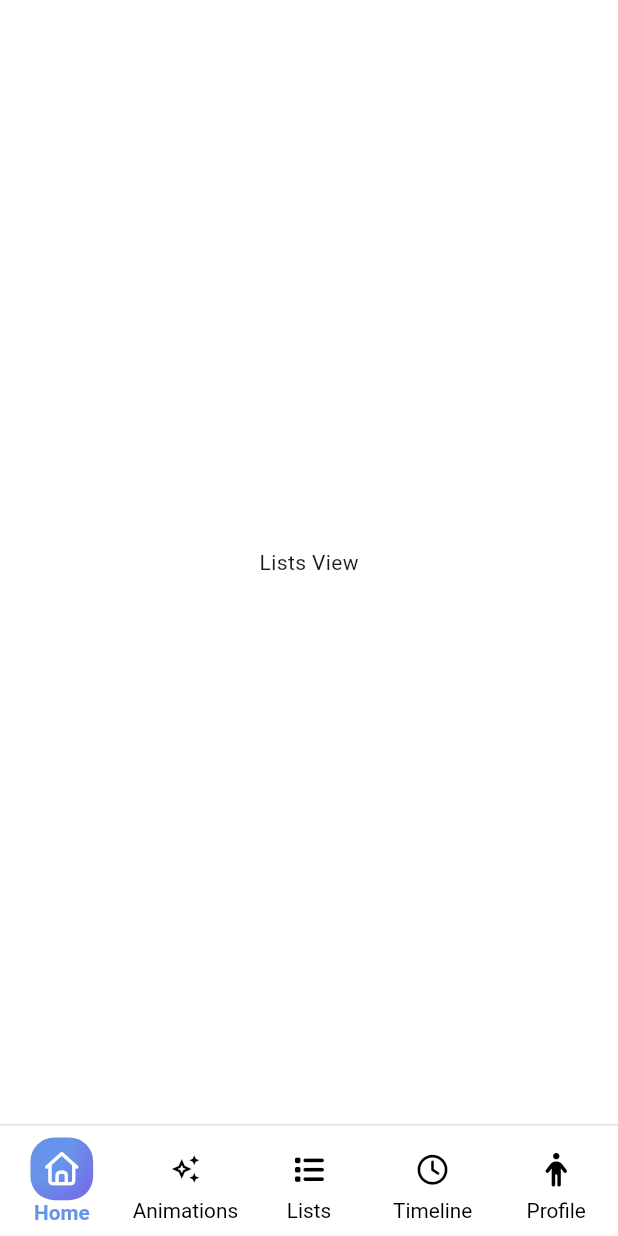
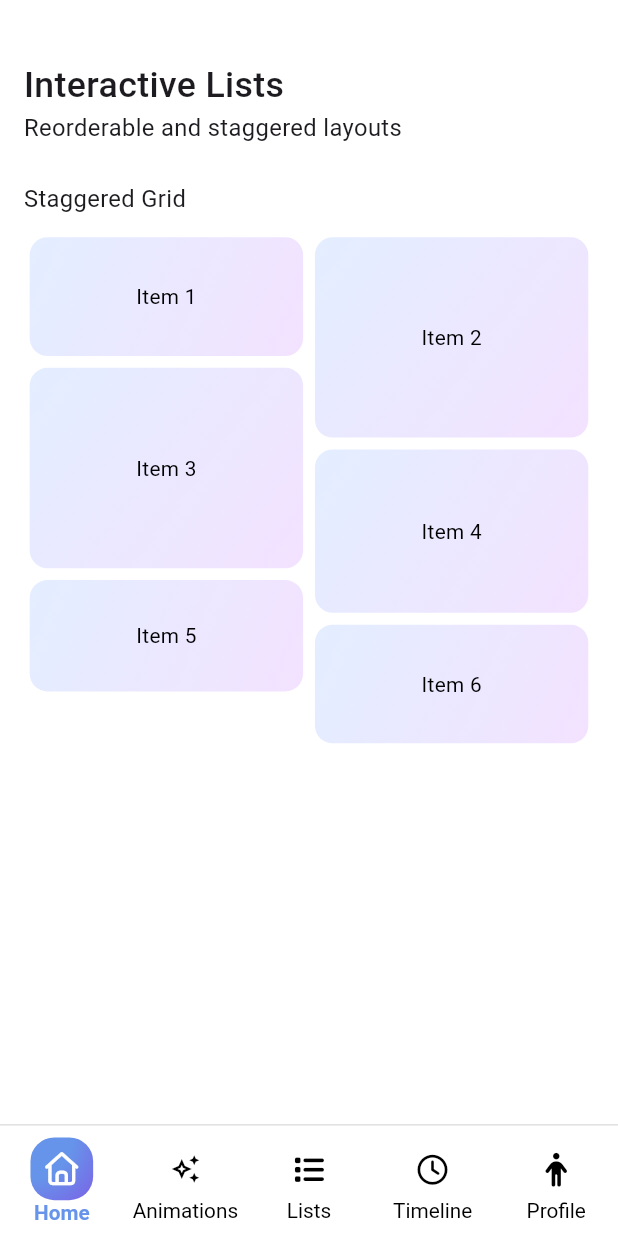
Before and after one commit to HazemAttia7/interactive_app, a Flutter app: the screen it shows after launch, swiped to page 3, on a phone screen of 412 x 824 dp. Run offline on Flutter 3.47's test engine with Material 3 defaults, Android fonts, the phone set to English and light mode, and no system bars; our stand-ins replace flutter_inset_box_shadow, flutter_screenutil, font_awesome_flutter, gap, like_button, popover.

Commit message:
feat(lists): staggered grid view

```diff
--- a/lib/features/animations/presentation/views/widgets/animations_header_text.dart
+++ b/lib/features/animations/presentation/views/widgets/animations_header_text.dart
@@ -1,8 +1,13 @@
 import 'package:flutter/material.dart';
 import 'package:flutter_screenutil/flutter_screenutil.dart';
 
-class AnimationsHeaderText extends StatelessWidget {
-  const AnimationsHeaderText({super.key});
+class AnimatedTopPaddingHeaderText extends StatelessWidget {
+  final String title, subtitle;
+  const AnimatedTopPaddingHeaderText({
+    super.key,
+    required this.title,
+    required this.subtitle,
+  });
 
   @override
   Widget build(BuildContext context) {
@@ -33,16 +38,13 @@ class AnimationsHeaderText extends StatelessWidget {
               crossAxisAlignment: CrossAxisAlignment.start,
               children: [
                 Text(
-                  "Animations",
+                  title,
                   style: TextStyle(
                     fontSize: 24.sp,
                     fontWeight: FontWeight.w500,
                   ),
                 ),
-                Text(
-                  "Smooth transitions and effects",
-                  style: TextStyle(fontSize: 16.sp),
-                ),
+                Text(subtitle, style: TextStyle(fontSize: 16.sp)),
               ],
             ),
           ),
--- a/lib/features/animations/presentation/views/widgets/animations_view_body.dart
+++ b/lib/features/animations/presentation/views/widgets/animations_view_body.dart
@@ -19,7 +19,10 @@ class AnimationsViewBody extends StatelessWidget {
         crossAxisAlignment: CrossAxisAlignment.start,
         children: [
           Gap(10.sp),
-          const AnimationsHeaderText(),
+          const AnimatedTopPaddingHeaderText(
+            title: "Animations",
+            subtitle: "Smooth transitions and effects",
+          ),
           Gap(25.sp),
           Builder(
             builder: (btnCtx) {
--- /dev/null
+++ b/lib/features/lists/presentation/views/lists_view.dart
@@ -0,0 +1,11 @@
+import 'package:flutter/material.dart';
+import 'package:interactive_app/features/lists/presentation/views/widgets/lists_view_body.dart';
+
+class ListsView extends StatelessWidget {
+  const ListsView({super.key});
+
+  @override
+  Widget build(BuildContext context) {
+    return const Scaffold(body: ListsViewBody(),);
+  }
+}
--- /dev/null
+++ b/lib/features/lists/presentation/views/widgets/lists_view_body.dart
@@ -0,0 +1,26 @@
+import 'package:flutter/material.dart';
+import 'package:flutter_screenutil/flutter_screenutil.dart';
+import 'package:gap/gap.dart';
+import 'package:interactive_app/features/animations/presentation/views/widgets/animations_header_text.dart';
+import 'package:interactive_app/features/lists/presentation/views/widgets/staggered_grid_view_section.dart';
+
+class ListsViewBody extends StatelessWidget {
+  const ListsViewBody({super.key});
+
+  @override
+  Widget build(BuildContext context) {
+    return SingleChildScrollView(
+      child: Column(
+        children: [
+          Gap(10.sp),
+          const AnimatedTopPaddingHeaderText(
+            title: "Interactive Lists",
+            subtitle: "Reorderable and staggered layouts",
+          ),
+          Gap(25.sp),
+          const StaggeredGridViewSection(),
+        ],
+      ),
+    );
+  }
+}
--- /dev/null
+++ b/lib/features/lists/presentation/views/widgets/staggered_grid_view.dart
@@ -0,0 +1,60 @@
+import 'package:flutter/material.dart';
+import 'package:flutter_screenutil/flutter_screenutil.dart';
+import 'package:flutter_staggered_grid_view/flutter_staggered_grid_view.dart';
+
+class StaggeredGridView extends StatelessWidget {
+  const StaggeredGridView({super.key});
+
+  @override
+  Widget build(BuildContext context) {
+    final List<double> heights = [80, 135, 135, 110, 75, 80];
+    return MasonryGridView.builder(
+      padding: EdgeInsets.zero,
+      physics: const NeverScrollableScrollPhysics(),
+      shrinkWrap: true,
+      gridDelegate: const SliverSimpleGridDelegateWithFixedCrossAxisCount(
+        crossAxisCount: 2,
+      ),
+      itemCount: heights.length,
+      itemBuilder: (context, index) => StaggeredGridViewItem(
+        height: heights[index],
+        text: 'Item ${index + 1}',
+      ),
+    );
+  }
+}
+
+class StaggeredGridViewItem extends StatelessWidget {
+  final String text;
+  final double height;
+
+  const StaggeredGridViewItem({
+    super.key,
+    required this.text,
+    required this.height,
+  });
+
+  @override
+  Widget build(BuildContext context) {
+    return Padding(
+      padding: EdgeInsets.all(4.sp),
+      child: Container(
+        height: height.sp,
+        decoration: BoxDecoration(
+          borderRadius: BorderRadius.circular(12.r),
+          gradient: const LinearGradient(
+            begin: Alignment.topLeft,
+            end: Alignment.bottomRight,
+            colors: [Color(0xFFE3EEFF), Color(0xFFF3E2FF)],
+          ),
+        ),
+        child: Center(
+          child: Text(
+            text,
+            style: TextStyle(color: Colors.black, fontSize: 14.sp),
+          ),
+        ),
+      ),
+    );
+  }
+}
--- /dev/null
+++ b/lib/features/lists/presentation/views/widgets/staggered_grid_view_section.dart
@@ -0,0 +1,23 @@
+import 'package:flutter/material.dart';
+import 'package:flutter_screenutil/flutter_screenutil.dart';
+import 'package:gap/gap.dart';
+import 'package:interactive_app/features/lists/presentation/views/widgets/staggered_grid_view.dart';
+
+class StaggeredGridViewSection extends StatelessWidget {
+  const StaggeredGridViewSection({super.key});
+
+  @override
+  Widget build(BuildContext context) {
+    return Padding(
+      padding: EdgeInsets.symmetric(horizontal: 16.sp),
+      child: Column(
+        crossAxisAlignment: CrossAxisAlignment.start,
+        children: [
+          Text("Staggered Grid", style: TextStyle(fontSize: 16.sp)),
+          Gap(10.sp),
+          const StaggeredGridView(),
+        ],
+      ),
+    );
+  }
+}
--- a/lib/features/main/presentation/views/widgets/main_view_body.dart
+++ b/lib/features/main/presentation/views/widgets/main_view_body.dart
@@ -1,6 +1,7 @@
 import 'package:flutter/material.dart';
 import 'package:interactive_app/features/animations/presentation/views/animations_view.dart';
 import 'package:interactive_app/features/home/presentation/views/home_view.dart';
+import 'package:interactive_app/features/lists/presentation/views/lists_view.dart';
 
 class MainViewBody extends StatelessWidget {
   const MainViewBody({super.key, required this.pageController});
@@ -15,7 +16,7 @@ class MainViewBody extends StatelessWidget {
       children: const [
         HomeView(),
         AnimationsView(),
-        Center(child: Text("Lists View")),
+        ListsView(),
         Center(child: Text("Timeline View")),
         Center(child: Text("Profile View")),
       ],
--- a/pubspec.yaml
+++ b/pubspec.yaml
@@ -33,6 +33,7 @@ dependencies:
     sdk: flutter
   flutter_inset_box_shadow: ^1.0.8
   flutter_screenutil: ^5.9.3
+  flutter_staggered_grid_view: ^0.7.0
   font_awesome_flutter: ^10.12.0
   gap: ^3.0.1
   like_button: ^2.1.0
```
Also changed, not shown: pubspec.lock.
